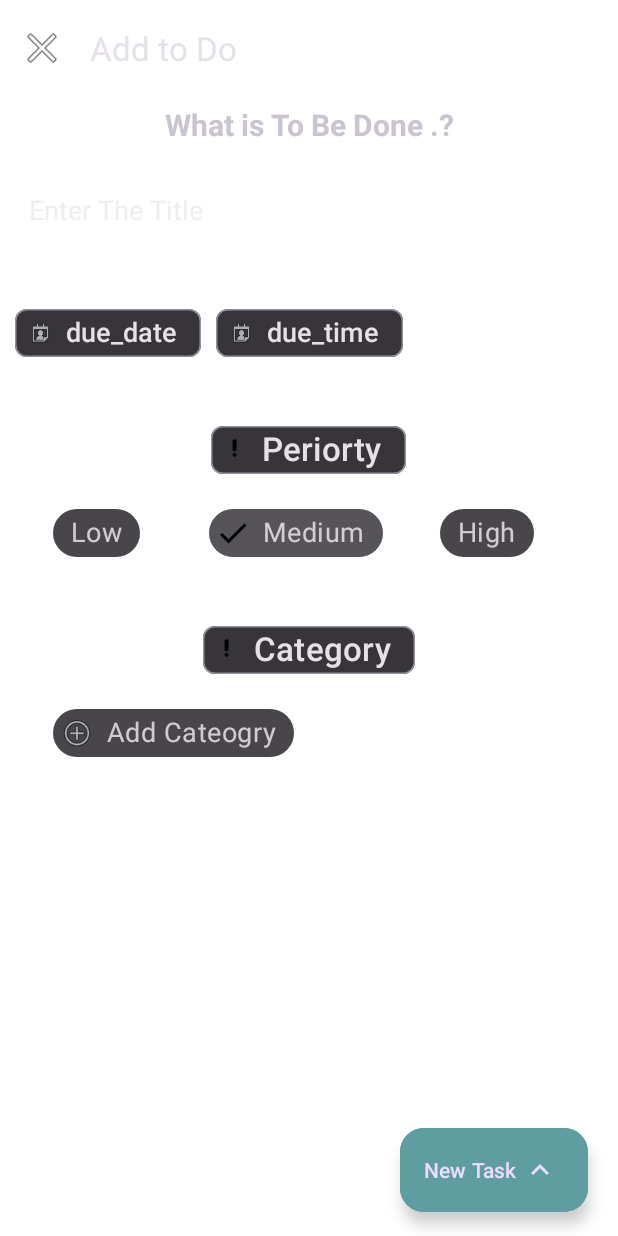
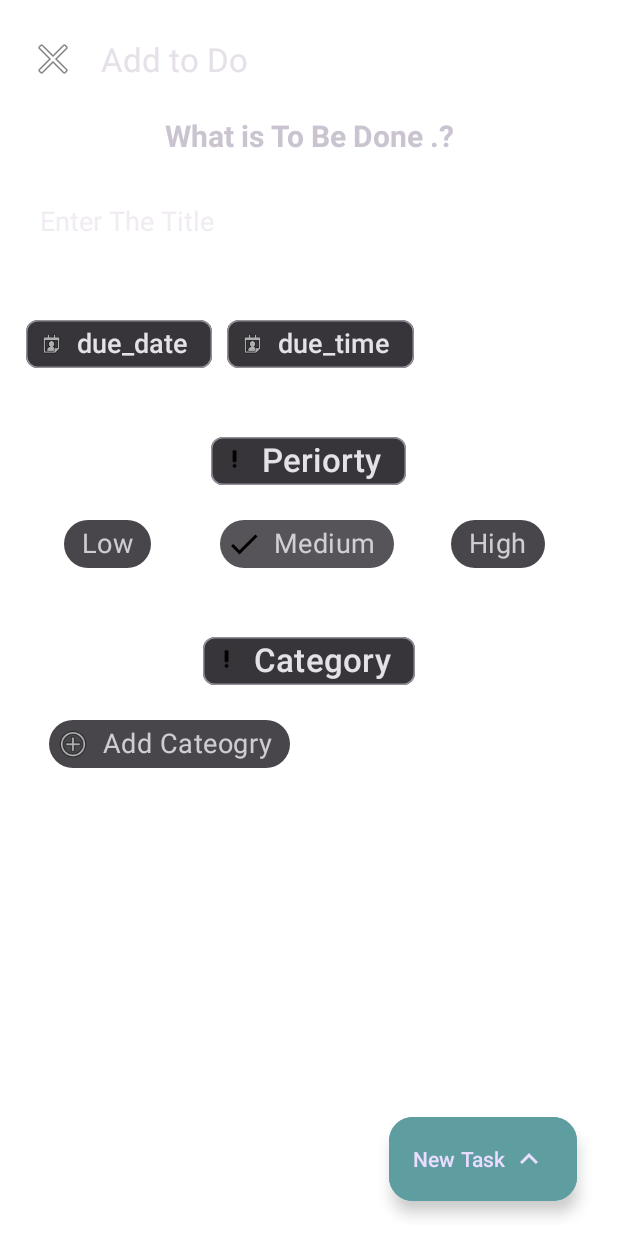
Before and after one commit to sub0101/Mtask-Manager, an Android app: the fragment AddToDoFragment placed in its activity, in the options menu, after a tap on "Setting", on a phone screen of 412 x 824 dp. Run offline under Robolectric (Android 15) with nearby library versions, the phone set to English and light mode, and no system bars; our stand-ins replace Room's generated code; libraries missing offline, so code that uses them is left out: yuku.ambilwarna.

Commit message:
first commit of add_Drawer

```diff
--- a/app/src/main/java/com/example/todoapp/fragments/AddCategoryFragment.java
+++ b/app/src/main/java/com/example/todoapp/fragments/AddCategoryFragment.java
@@ -42,12 +42,14 @@ public class AddCategoryFragment extends DialogFragment {
          super.onCreateView(inflater, container, savedInstanceState);
         viewModel = new ViewModelProvider(requireActivity()).get(TaskViewModel.class);
          View view = inflater.inflate(R.layout.category_dialog , container ,false);
+
          return view;
     }
 
     @Override
     public void onStart() {
         super.onStart();
+        dialog.getWindow().setWindowAnimations(com.google.android.material.R.style.Animation_Design_BottomSheetDialog);
         viewModel = new ViewModelProvider(requireActivity()).get(TaskViewModel.class);
         add_category =dialog.findViewById(R.id.addCategory);
         category_input = dialog.findViewById(R.id.category_name);
--- a/app/src/main/res/layout/custom_dialog.xml
+++ b/app/src/main/res/layout/custom_dialog.xml
@@ -4,8 +4,9 @@
     android:id="@+id/linear_layout"
     android:layout_width="match_parent"
     android:layout_height="match_parent"
-    android:transitionName="shared_element_container">
-
+    android:transitionName="shared_element_container"
+    android:padding="7dp"
+    >
     <include layout="@layout/base_toolbar"
 
         />
@@ -177,7 +178,7 @@
                 android:layout_width="wrap_content"
 
                 android:layout_height="wrap_content"
-                android:layout_marginStart="35dp"
+                android:layout_marginStart="25dp"
                 android:selectAllOnFocus="true"
                 android:text="@string/add_category"
 
```
Also changed, not shown: app/src/main/java/com/example/todoapp/fragments/AddToDoFragment.java (+16 -8 lines).
